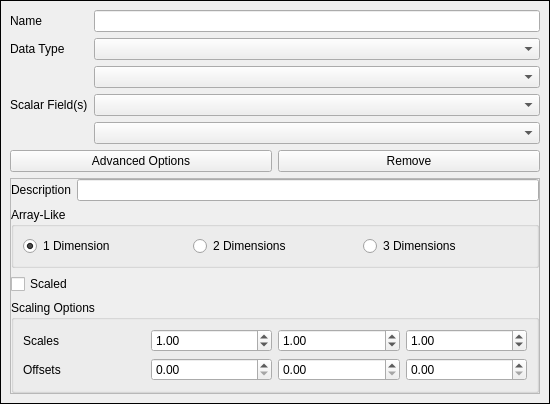
First picture: the form in plugins/core/IO/qLASIO/ui/extra_scarlar_field_card.ui, repository CloudCompare/CloudCompare, before the edit.
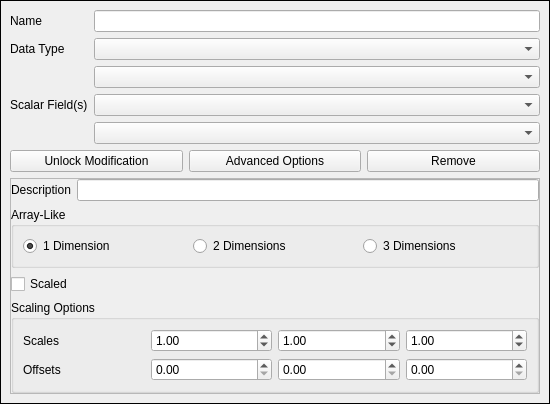
Second picture: the form after the edit.

Commit message: LAS: assign by default scalar fields to extra LAS dim

What changed in the file:
```diff
--- a/plugins/core/IO/qLASIO/ui/extra_scarlar_field_card.ui
+++ b/plugins/core/IO/qLASIO/ui/extra_scarlar_field_card.ui
@@ -140,6 +140,16 @@
          <property name="bottomMargin">
           <number>0</number>
          </property>
+         <item>
+          <widget class="QPushButton" name="unlockModificationsButton">
+           <property name="enabled">
+            <bool>true</bool>
+           </property>
+           <property name="text">
+            <string>Unlock Modification</string>
+           </property>
+          </widget>
+         </item>
          <item>
           <widget class="QPushButton" name="advancedOptionsButton">
            <property name="text">
```
The commit also changes 5 other files.
